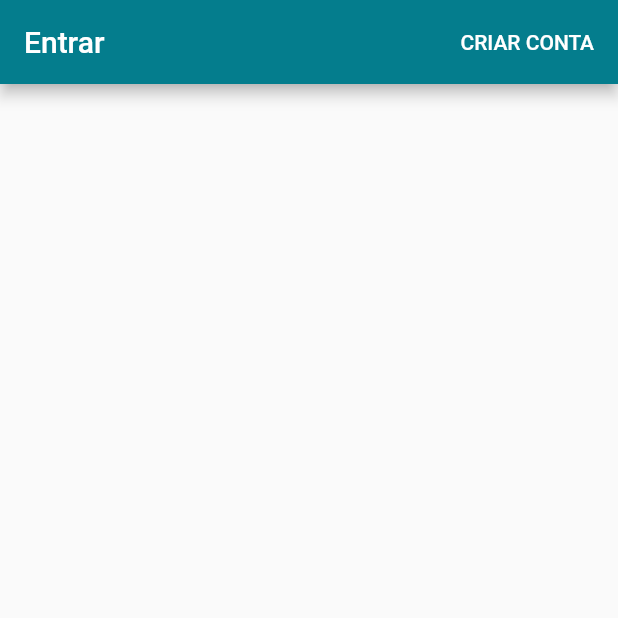
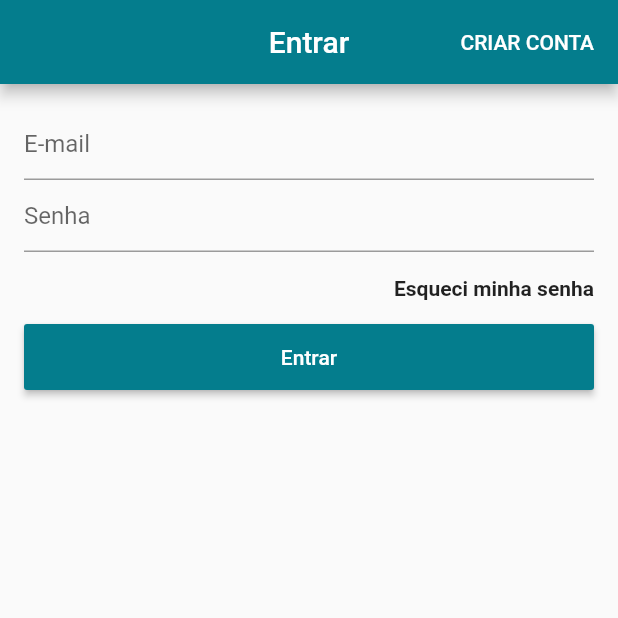
Before and after one commit to thiagocarvalhodev/Loja_Online_App, a Flutter app: the screen it shows after launch, on a phone screen of 412 x 824 dp, the top half of it. Run offline on Flutter 3.47's test engine with Material 2 defaults, Android fonts, the phone set to English and light mode, and no system bars; our stand-ins replace carousel_pro, cloud_firestore, transparent_image; accounts and stored records are empty.

Commit message:
Interface da LoginScreen finalizada (falta algumas funcionalidades)

```diff
--- a/loja_online/lib/screens/login_screen.dart
+++ b/loja_online/lib/screens/login_screen.dart
@@ -4,6 +4,9 @@ import 'package:flutter/material.dart';
 
 class LoginScreen extends StatelessWidget {
   final Widget child;
+
+  // Key para acessarmos a validação do Form
+  final _formKey =GlobalKey<FormState>();
 
   LoginScreen({Key key, this.child}) : super(key: key);
 
@@ -12,6 +15,7 @@ class LoginScreen extends StatelessWidget {
     return Scaffold(
       appBar: AppBar(
         title: Text("Entrar"),
+        centerTitle: true,
         actions: <Widget>[
           FlatButton(
             onPressed: (){},
@@ -21,6 +25,63 @@ class LoginScreen extends StatelessWidget {
           )
         ],
       ),
+      // como iremos usar formulários, colocamos dentro do Form
+      body: Form(
+        key: _formKey, // key do form
+        child: ListView(
+          padding: EdgeInsets.all(16.0),
+          children: <Widget>[
+            // campo de e-mail
+            TextFormField(
+              keyboardType: TextInputType.emailAddress,
+              decoration: InputDecoration(
+                hintText: "E-mail",
+              ),
+              validator: (text){
+                // caso seja validado, não precisamos retornar
+                // nada
+                if(text.isEmpty || !text.contains("@"))
+                  return "E-mail inválido";
+              }, // função de validação
+            ),
+            // campo de senha
+            TextFormField(
+              obscureText: true,
+              decoration: InputDecoration(
+                hintText: "Senha",
+              ),
+              validator: (text){
+                if(text.length < 6)
+                  return "Senha inválida";
+              }, // função de validação
+            ),
+            Align(
+              alignment: Alignment.centerRight,
+              child: FlatButton(
+                padding: EdgeInsets.zero,
+                child: Text("Esqueci minha senha", style:
+                  TextStyle(fontWeight: FontWeight.bold),
+                ),
+                onPressed: (){},
+              ),
+            ),
+            SizedBox(
+              height: 44.0,
+              child: RaisedButton(
+                color: Theme.of(context).primaryColor,
+                child: Text("Entrar", style: TextStyle(
+                  color: Colors.white
+                ),),
+                onPressed: (){
+                  if(_formKey.currentState.validate()){
+
+                  }
+                },
+              ),
+            )
+          ],
+        ),
+      )
     );
   }
 }
```
